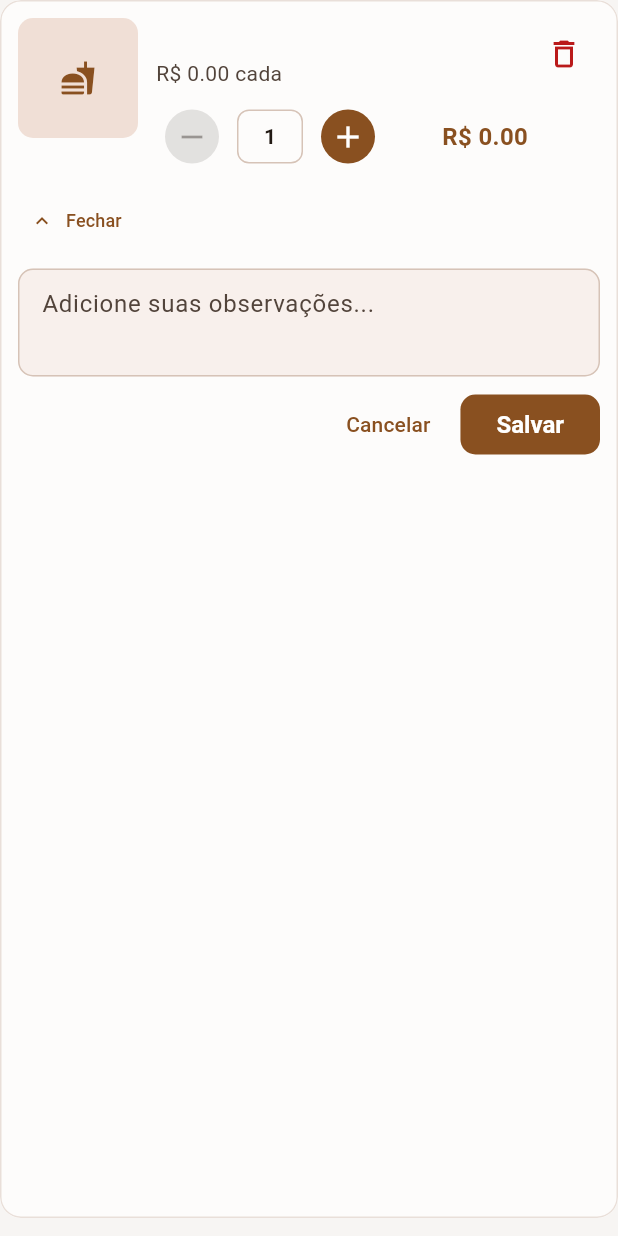
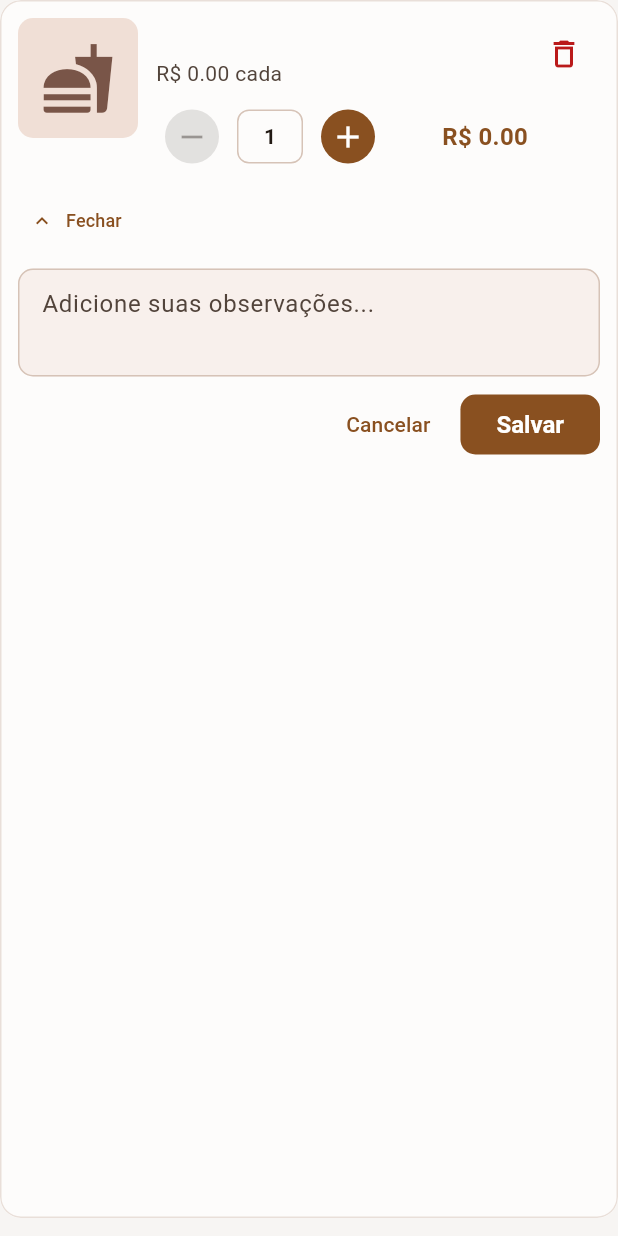
Before and after one commit to Alessandro-Franca01/padaria_app, a Flutter app: the CartItemCard widget shown alone on an empty page, opened directly with empty values, after a tap on "Observações", on a phone screen of 412 x 824 dp. Run offline on Flutter 3.47's test engine with Material 3 defaults, Android fonts, the phone set to English and light mode, and no system bars; our stand-ins replace carousel_slider, flutter_secure_storage, shared_preferences; accounts and stored records are empty; network calls fail.

Commit message:
fix: corrige imagens ausentes, overflow no grid e crash no catálogo de planos
- cart_screen.dart e order_detail_screen.dart: usam o widget compartilhado
  ProductImage em vez de lógica própria que só tratava assets locais, então
  imagens vindas da API (upload) nunca apareciam.
- products_screen.dart: childAspectRatio do grid ajustado de 0.80 para 0.75,
  eliminando overflow de ~2px no card (título + descrição de 2 linhas + preço).
- plans_screen.dart: FilledButton "Escolher" horário, dentro de um Row sem
  Expanded, herdava minimumSize: Size.fromHeight(52) do tema global (largura
  infinita), causando "BoxConstraints forces an infinite width" e travando o
  app ao abrir o catálogo de planos. Corrigido com override local de estilo,
  mesmo padrão já usado no botão "Salvar" de cart_screen.dart. Também blinda
  dois firstWhere sem orElse que podiam lançar exceção não tratada.

Co-Authored-By: Claude Sonnet 5 <noreply@anthropic.com>

```diff
--- a/lib/screens/cart_screen.dart
+++ b/lib/screens/cart_screen.dart
@@ -4,6 +4,7 @@ import '../models/cart_item.dart';
 import '../services/cart_service.dart';
 import '../services/auth_service.dart';
 import '../theme/app_theme.dart';
+import '../widgets/product_image.dart';
 import 'checkout_screen.dart';
 import 'products_screen.dart';
 
@@ -303,17 +304,10 @@ class _CartItemCardState extends State<CartItemCard> {
                     borderRadius: BorderRadius.circular(10),
                     color: colorScheme.surfaceContainerHighest,
                   ),
-                  child: widget.cartItem.product.imageUrl.startsWith('assets/')
-                      ? ClipRRect(
+                  child: ProductImage(
+                    product: widget.cartItem.product,
                     borderRadius: BorderRadius.circular(10),
-                    child: Image.asset(
-                      widget.cartItem.product.imageUrl,
-                      fit: BoxFit.cover,
-                      errorBuilder: (context, error, stackTrace) =>
-                          Icon(Icons.image_not_supported),
-                    ),
-                  )
-                      : Icon(Icons.fastfood, color: colorScheme.primary),
+                  ),
                 ),
 
                 SizedBox(width: 12),
--- a/lib/screens/products_screen.dart
+++ b/lib/screens/products_screen.dart
@@ -115,7 +115,7 @@ class _ProductsScreenState extends State<ProductsScreen> {
                     crossAxisCount: 2,
                     crossAxisSpacing: 12,
                     mainAxisSpacing: 12,
-                    childAspectRatio: 0.80,
+                    childAspectRatio: 0.75,
                   ),
                   itemCount: filteredProducts.length,
                   itemBuilder: (context, index) {
```
Also changed, not shown: lib/screens/order_detail_screen.dart (+4 -10 lines), lib/screens/plans_screen.dart (+8 -6 lines).
